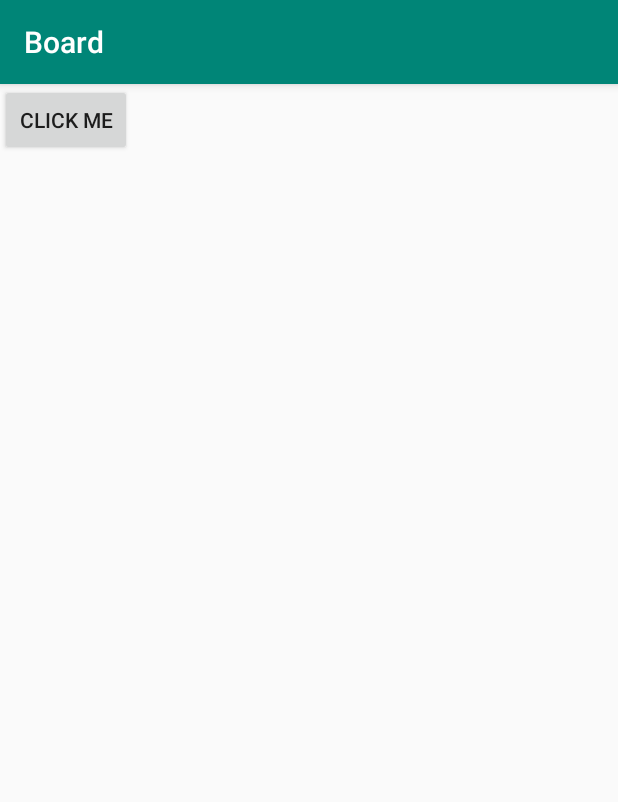
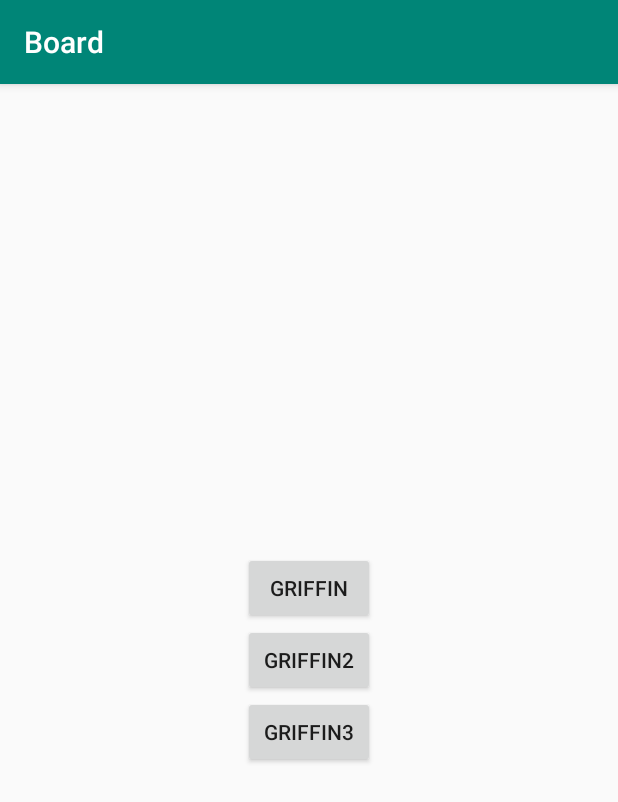
Before and after one commit to 02kristianshyiak/Board, an Android app: the screen it shows after launch (MainActivity), on a phone screen of 412 x 824 dp. Shown: the top 802 px of the screen. Run offline under Robolectric (Android 15) with nearby library versions, the phone set to English and light mode, and no system bars.

Commit message:
Add Mutilpe buttons and make them work
It works but you a tiny click noise

```diff
--- a/app/src/main/java/com/example/board/MainActivity.java
+++ b/app/src/main/java/com/example/board/MainActivity.java
@@ -2,25 +2,60 @@ package com.example.board;
 
 import androidx.appcompat.app.AppCompatActivity;
 
+import android.media.AudioAttributes;
+import android.media.AudioManager;
 import android.media.MediaPlayer;
+import android.media.SoundPool;
+import android.os.Build;
 import android.os.Bundle;
 import android.view.View;
 import android.widget.Button;
 
 public class MainActivity extends AppCompatActivity {
-    Button bt;
+    private SoundPool soundPool;
+    private int griffin, griffin2, griffin3;
 
     @Override
     protected void onCreate(Bundle savedInstanceState) {
         super.onCreate(savedInstanceState);
         setContentView(R.layout.activity_main);
-        bt = (Button)findViewById(R.id.clickme);
-        final MediaPlayer mp = MediaPlayer.create(this, R.raw.griffin);
-        bt.setOnClickListener(new View.OnClickListener() {
-            @Override
-            public void onClick(View view) {
-                mp.start();
-            }
-        });
+
+        if (Build.VERSION.SDK_INT >= Build.VERSION_CODES.LOLLIPOP) {
+            AudioAttributes audioAttributes = new AudioAttributes.Builder()
+                    .setUsage(AudioAttributes.USAGE_ASSISTANCE_SONIFICATION)
+                    .setContentType(AudioAttributes.CONTENT_TYPE_SONIFICATION)
+                    .build();
+
+            soundPool = new SoundPool.Builder()
+                    .setMaxStreams(3)
+                    .setAudioAttributes(audioAttributes)
+                    .build();
+        } else {
+            soundPool = new SoundPool(3, AudioManager.STREAM_MUSIC, 0);
+        }
+
+        griffin = soundPool.load(this, R.raw.griffin, 1);
+        griffin2 = soundPool.load(this, R.raw.griffin2, 1);
+        griffin3 = soundPool.load(this, R.raw.griffin3, 1);
+    }
+    public void playSound(View v) {
+        switch (v.getId()) {
+            case R.id.button_griffin:
+                soundPool.play(griffin,1, 1, 0, 0, 1);
+                break;
+            case R.id.button_griffin2:
+                soundPool.play(griffin2,1, 1, 0, 0, 1);
+                break;
+            case R.id.button_griffin3:
+                soundPool.play(griffin3,1, 1, 0, 0, 1);
+                break;
+        }
+    }
+
+    @Override
+    protected void onDestroy() {
+        super.onDestroy();
+        soundPool.release();
+        soundPool = null;
     }
 }
--- a/app/src/main/res/layout/activity_main.xml
+++ b/app/src/main/res/layout/activity_main.xml
@@ -1,14 +1,33 @@
 <?xml version="1.0" encoding="utf-8"?>
-<RelativeLayout xmlns:android="http://schemas.android.com/apk/res/android"
+<LinearLayout xmlns:android="http://schemas.android.com/apk/res/android"
     xmlns:tools="http://schemas.android.com/tools"
     android:layout_width="match_parent"
     android:layout_height="match_parent"
+    android:orientation="vertical"
+    android:gravity="center"
     tools:context=".MainActivity">
 
 
     <Button
         android:layout_width="wrap_content"
         android:layout_height="wrap_content"
-        android:text="Click Me"
-        android:id="@+id/clickme" />
-</RelativeLayout>
+        android:text="Griffin"
+        android:onClick="playSound"
+        android:id="@+id/button_griffin" />
+
+    <Button
+        android:layout_width="wrap_content"
+        android:layout_height="wrap_content"
+        android:text="Griffin2"
+        android:onClick="playSound"
+        android:id="@+id/button_griffin2" />
+
+    <Button
+        android:layout_width="wrap_content"
+        android:layout_height="wrap_content"
+        android:text="Griffin3"
+        android:onClick="playSound"
+        android:id="@+id/button_griffin3" />
+
+
+</LinearLayout>
```
Also changed, not shown: 2 other files.
